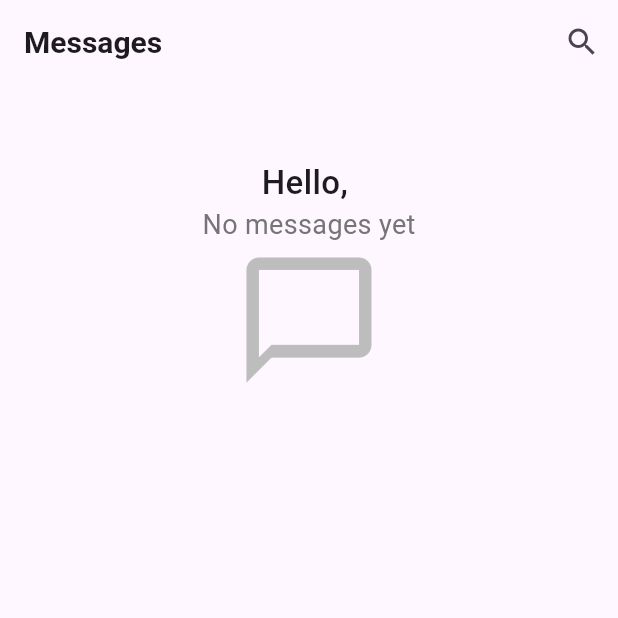
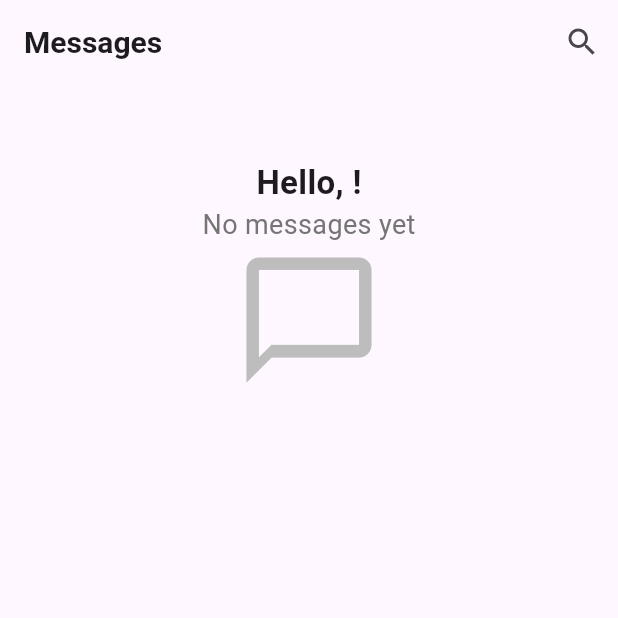
Before and after one commit to Gui232005/ChatApplication, a Flutter app: the MainChat screen opened by its route, on a phone screen of 412 x 824 dp, the top half of it. Run offline on Flutter 3.47's test engine with Material 3 defaults, Android fonts, the light colour scheme and no system bars; our stand-ins replace go_router, shared_preferences; accounts and stored records are empty.

Commit message:
Add profile and settings screens, update navigation
Introduces new profile (ProfileHome) and settings (Seetings) screens with user image and username display. Updates the footer to navigate to the profile screen and adds corresponding routes in route.dart. Refactors main chat screen to directly load and display the username. Adds a new API endpoint in users.py to fetch user status. Removes unused import from user.dart.

```diff
--- a/chat_application/lib/API/user.dart
+++ b/chat_application/lib/API/user.dart
@@ -1,6 +1,5 @@
 import 'dart:convert';
 import 'package:http/http.dart' as http;
-import 'package:shared_preferences/shared_preferences.dart';
 
 class UserAPI {
   final baseUrl = 'https://chat-application-noie.onrender.com/users';
--- a/chat_application/lib/components/footer.dart
+++ b/chat_application/lib/components/footer.dart
@@ -1,4 +1,5 @@
 import 'package:flutter/material.dart';
+import 'package:go_router/go_router.dart';
 
 class Footer extends StatelessWidget {
   const Footer({Key? key}) : super(key: key);
@@ -22,7 +23,9 @@ class Footer extends StatelessWidget {
             SizedBox(width: MediaQuery.of(context).size.width / 4.85), // Spacing between icons
             IconButton(onPressed: (){}, icon: Icon(Icons.phone, color: Colors.grey[600], size: 30)),
             SizedBox(width: MediaQuery.of(context).size.width / 4.85),
-            IconButton(onPressed: (){}, icon: Icon(Icons.person, color: Colors.grey[600], size: 30)), // Profile icon, can be replaced with user's avatar
+            IconButton(onPressed: (){
+              context.push('/profileHome');
+            }, icon: Icon(Icons.person, color: Colors.grey[600], size: 30)), // Profile icon, can be replaced with user's avatar
           ],
         ),
       ),
--- a/chat_application/lib/route.dart
+++ b/chat_application/lib/route.dart
@@ -3,6 +3,8 @@ import 'package:chat_application/main.dart';
 import 'package:chat_application/user_screens/mainchat.dart';
 import 'package:go_router/go_router.dart';
 import 'package:chat_application/user_screens/createconversation.dart';
+import 'package:chat_application/profile/home.dart';
+import 'package:chat_application/user_screens/settings.dart';
 
 final GoRouter router = GoRouter(
   routes: [
@@ -10,5 +12,7 @@ final GoRouter router = GoRouter(
     GoRoute(path: '/createAccount', builder: (context, state) => const CreateAccount()),
     GoRoute(path: '/mainChat', builder: (context, state) => const MainChat()),
     GoRoute(path: '/createConversation', builder: (context, state) => const Createconversation()),
+    GoRoute(path: '/profileHome', builder: (context, state) => const ProfileHome()),
+    GoRoute(path: '/settings', builder: (context, state) => const Seetings()),
   ],
 );
--- a/chat_application/lib/user_screens/mainchat.dart
+++ b/chat_application/lib/user_screens/mainchat.dart
@@ -11,22 +11,23 @@ class MainChat extends StatefulWidget {
 }
 
 class _MainChatState extends State<MainChat> {
-  late Future<String?> _usernameFuture;
-
   @override
   void initState() {
     super.initState();
-    _usernameFuture = _fetchUsername();
+    loadUsername();
   }
 
-  Future<String?> _fetchUsername() async {
-    final prefs = await SharedPreferences.getInstance();
-    return prefs.getString('username');
+  Future<void> loadUsername() async {
+    SharedPreferences prefs = await SharedPreferences.getInstance();
+    setState(() {
+      username = prefs.getString('username') ?? 'User';
+    });
   }
+
+  late String username;
 
   @override
   Widget build(BuildContext context) {
-    _usernameFuture = _usernameFuture ?? _fetchUsername();
     return Scaffold(
       appBar: AppBar(
         automaticallyImplyLeading: false, // Removes the back button by default
@@ -49,24 +50,9 @@ class _MainChatState extends State<MainChat> {
           padding: const EdgeInsets.only(top: 50.0, left: 25.0, right: 25.0),
           child: Column(
             children: [
-              FutureBuilder<String?>(
-                future: _usernameFuture,
-                builder: (context, snapshot) {
-                  if (snapshot.connectionState == ConnectionState.waiting) {
-                    return const CircularProgressIndicator();
-                  } else if (snapshot.hasError) {
-                    return Text('Error: ${snapshot.error}');
-                  } else {
-                    final username = snapshot.data ?? 'Guest';
-                    return Text(
-                      'Hello, $username',
-                      style: const TextStyle(
-                        fontSize: 22,
-                        fontWeight: FontWeight.w500,
-                      ),
-                    );
-                  }
-                },
+              if(username != null) Text(
+                'Hello, $username!',
+                style: const TextStyle(fontSize: 22, fontWeight: FontWeight.w600),
               ),
               Text(
                 'No messages yet',
```
Also changed, not shown: chat_application/lib/profile/home.dart (added, +104 -0 lines), chat_application/lib/user_screens/settings.dart (added, +114 -0 lines), 1 other file.
